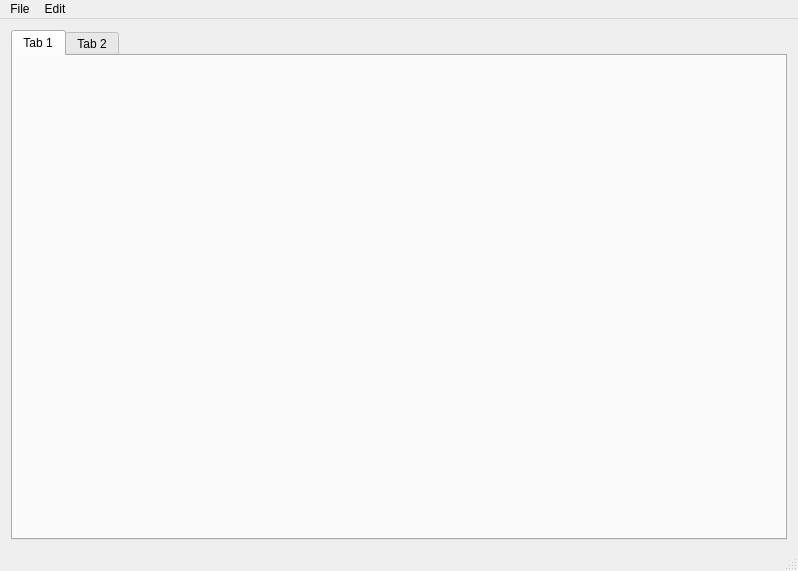
Before: the Qt Designer form audioPipe/mainwindow.ui in Krb686/audioPipe, drawn with Qt 5.
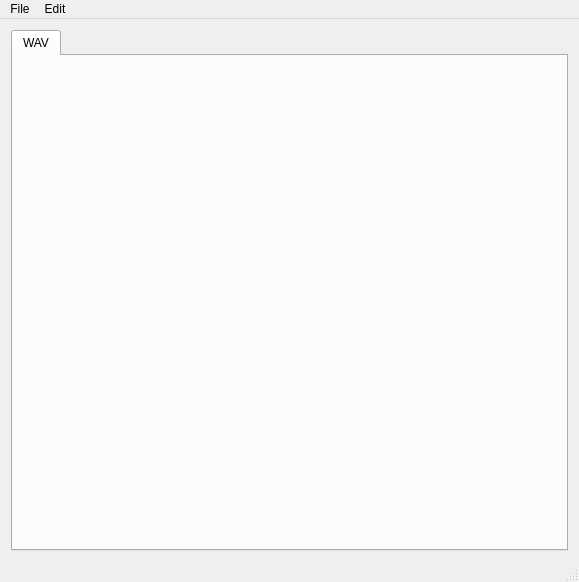
After: the same form once the commit is applied. The open tabs and pages were chosen to show the change. Icons and pictures are not drawn.

Commit message: -Added menus, exit action, file open action, and tab widget

Patch:
```diff
--- a/audioPipe/mainwindow.ui
+++ b/audioPipe/mainwindow.ui
@@ -2,21 +2,52 @@
 <ui version="4.0">
  <class>MainWindow</class>
  <widget class="QMainWindow" name="MainWindow">
+  <property name="enabled">
+   <bool>true</bool>
+  </property>
   <property name="geometry">
    <rect>
     <x>0</x>
     <y>0</y>
-    <width>798</width>
-    <height>571</height>
+    <width>579</width>
+    <height>582</height>
    </rect>
   </property>
+  <property name="sizePolicy">
+   <sizepolicy hsizetype="Expanding" vsizetype="Expanding">
+    <horstretch>0</horstretch>
+    <verstretch>0</verstretch>
+   </sizepolicy>
+  </property>
+  <property name="maximumSize">
+   <size>
+    <width>579</width>
+    <height>16777215</height>
+   </size>
+  </property>
   <property name="windowTitle">
-   <string>MainWindow</string>
+   <string>Audio Pipe</string>
+  </property>
+  <property name="windowIcon">
+   <iconset>
+    <normaloff>../../../Users/BriggsK/Pictures/audio_pipe.png</normaloff>../../../Users/BriggsK/Pictures/audio_pipe.png</iconset>
+  </property>
+  <property name="iconSize">
+   <size>
+    <width>48</width>
+    <height>48</height>
+   </size>
+  </property>
+  <property name="unifiedTitleAndToolBarOnMac">
+   <bool>false</bool>
   </property>
   <widget class="QWidget" name="centralWidget">
    <layout class="QGridLayout" name="gridLayout_2">
     <item row="0" column="0">
-     <layout class="QGridLayout" name="gridLayout" rowstretch="0">
+     <layout class="QGridLayout" name="gridLayout">
+      <property name="sizeConstraint">
+       <enum>QLayout::SetMaximumSize</enum>
+      </property>
       <property name="spacing">
        <number>0</number>
       </property>
@@ -27,12 +58,7 @@
         </property>
         <widget class="QWidget" name="tab">
          <attribute name="title">
-          <string>Tab 1</string>
-         </attribute>
-        </widget>
-        <widget class="QWidget" name="tab_2">
-         <attribute name="title">
-          <string>Tab 2</string>
+          <string>WAV</string>
          </attribute>
         </widget>
        </widget>
@@ -54,7 +80,7 @@
     <rect>
      <x>0</x>
      <y>0</y>
-     <width>798</width>
+     <width>579</width>
      <height>21</height>
     </rect>
    </property>
```
Left out of the diff: 21 changed lines with no effect on the pictures. The commit also changes 6 other files.
